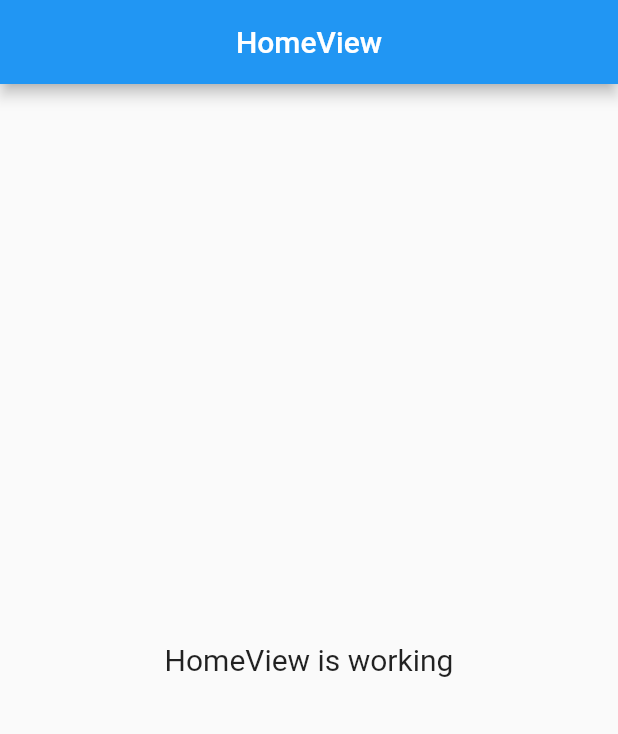
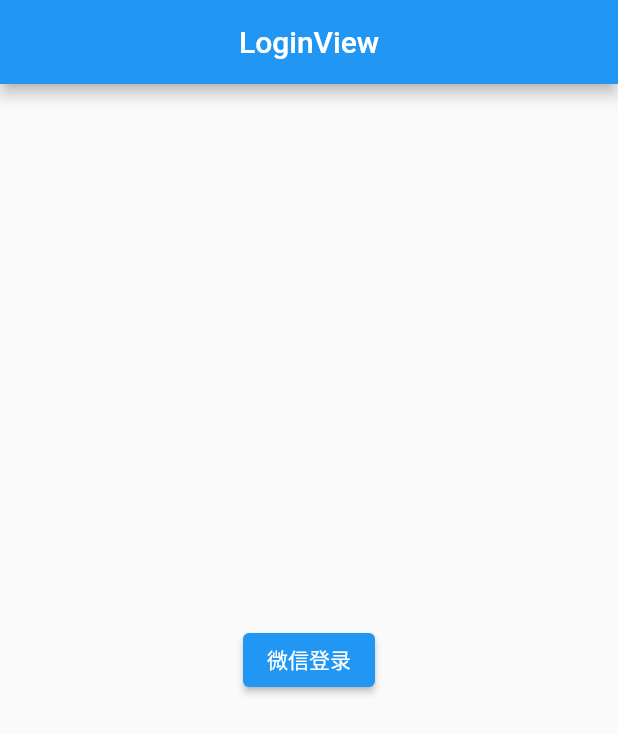
Before and after one commit to JianJia2018/F_pushdeer, a Flutter app: the screen it shows after launch, on a phone screen of 412 x 824 dp. Shown: the top 734 px of the screen. Run offline on Flutter 3.47's test engine with Material 2 defaults, Android fonts, the phone set to English and light mode, and no system bars; our stand-ins replace get; missing offline and left inert: fluwx_no_pay.

Commit message:
添加微信登陆

```diff
--- a/lib/app/modules/home/views/home_view.dart
+++ b/lib/app/modules/home/views/home_view.dart
@@ -15,7 +15,7 @@
       ),
       body: Center(
         child: Text(
-          'HomeView is working',
+          'HomeView is working11111111',
           style: TextStyle(fontSize: 20),
         ),
       ),
--- /dev/null
+++ b/lib/app/modules/login/views/login_view.dart
@@ -0,0 +1,27 @@
+import 'package:flutter/material.dart';
+
+import 'package:get/get.dart';
+
+import '../controllers/login_controller.dart';
+
+class LoginView extends GetView<LoginController> {
+  const LoginView({Key? key}) : super(key: key);
+  @override
+  Widget build(BuildContext context) {
+    return Scaffold(
+      appBar: AppBar(
+        title: const Text('LoginView'),
+        centerTitle: true,
+      ),
+      body: Center(
+        child: ElevatedButton(
+            onPressed: () {
+              controller.voidJump();
+            },
+            child: const Text(
+              '微信登录',
+            )),
+      ),
+    );
+  }
+}
--- a/lib/app/routes/app_pages.dart
+++ b/lib/app/routes/app_pages.dart
@@ -2,19 +2,21 @@
 
 import '../modules/home/bindings/home_binding.dart';
 import '../modules/home/views/home_view.dart';
+import '../modules/login/bindings/login_binding.dart';
+import '../modules/login/views/login_view.dart';
 
 part 'app_routes.dart';
 
 class AppPages {
   AppPages._();
 
-  static const INITIAL = Routes.HOME;
+  static const INITIAL = Routes.LOGIN;
 
   static final routes = [
     GetPage(
-      name: _Paths.HOME,
-      page: () => const HomeView(),
-      binding: HomeBinding(),
+      name: _Paths.LOGIN,
+      page: () => const LoginView(),
+      binding: LoginBinding(),
     ),
   ];
 }
--- a/lib/app/routes/app_routes.dart
+++ b/lib/app/routes/app_routes.dart
@@ -4,9 +4,11 @@
 abstract class Routes {
   Routes._();
   static const HOME = _Paths.HOME;
+  static const LOGIN = _Paths.LOGIN;
 }
 
 abstract class _Paths {
   _Paths._();
   static const HOME = '/home';
+  static const LOGIN = '/login';
 }
--- a/pubspec.yaml
+++ b/pubspec.yaml
@@ -6,10 +6,12 @@
   sdk: '>=2.18.2 <3.0.0'
 
 dependencies:
+  flutter:
+    sdk: flutter
   cupertino_icons: ^1.0.2
   get: ^4.6.5
-  flutter:
-    sdk: flutter
+  fluwx_no_pay: ^3.10.0
+  dio: ^4.0.6
 
 dev_dependencies:
   flutter_lints: ^2.0.0
```
Also changed, not shown: lib/app/modules/login/bindings/login_binding.dart (added, +12 -0 lines), lib/app/modules/login/controllers/login_controller.dart (added, +49 -0 lines), lib/main.dart (+25 -7 lines), pubspec.lock, 6 other files.
